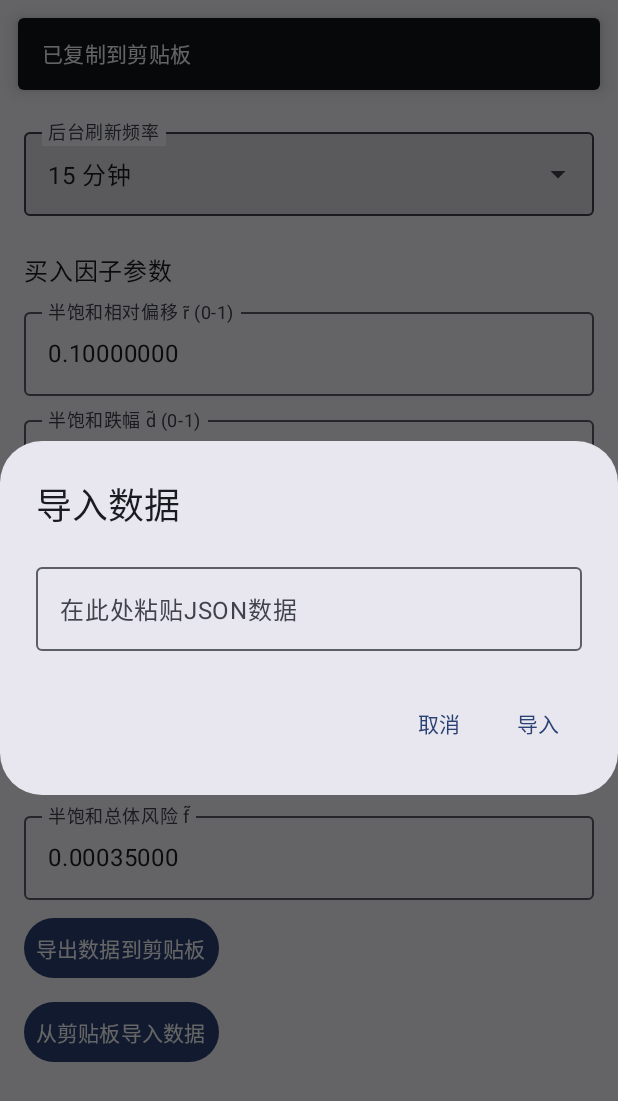
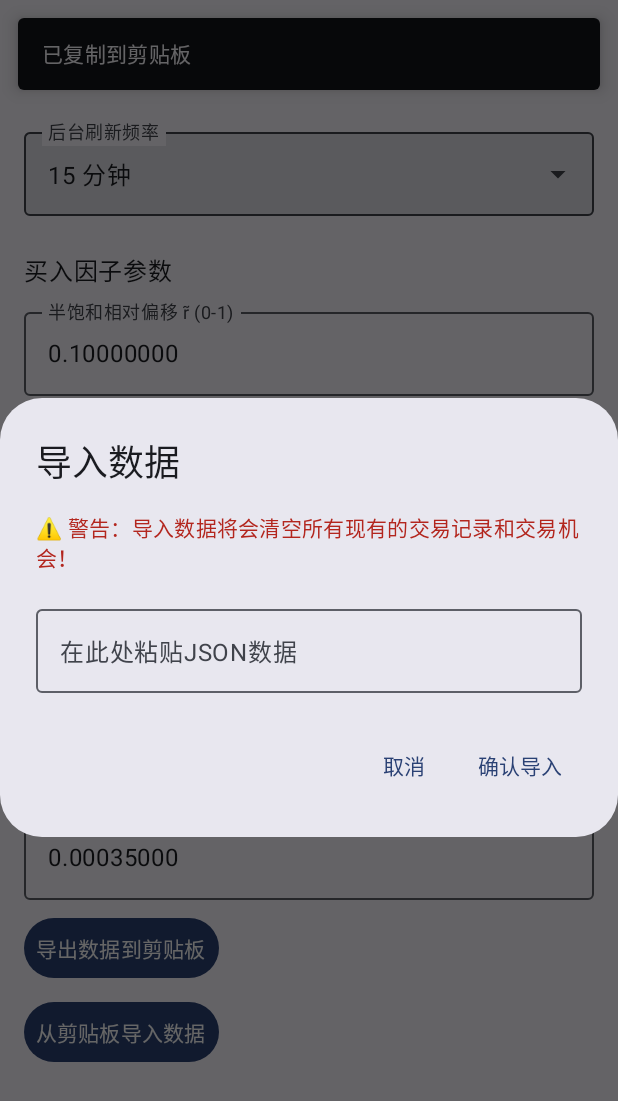
Before and after one commit to supplient/SAAA, an Android app built with Jetpack Compose: the SettingsScreen screen opened through its navigation route, after a tap on "从剪贴板导入数据", on a phone screen of 412 x 824 dp. Shown: the top 1101 px of the screen. Run offline under Robolectric (Android 15) with nearby library versions, the phone set to English and light mode, and no system bars; our stand-ins replace Dagger/Hilt's generated code, Room's generated code; 1 other tap on this screen came first.

Commit message:
feat: 导入数据时清空现有的交易记录和交易机会，并弹出提示警告用户

```diff
--- a/StrategicAssetAllocationAssistant/app/src/main/java/com/example/strategicassetallocationassistant/data/database/dao/TransactionDao.kt
+++ b/StrategicAssetAllocationAssistant/app/src/main/java/com/example/strategicassetallocationassistant/data/database/dao/TransactionDao.kt
@@ -29,4 +29,7 @@ interface TransactionDao {
 
     @Query("DELETE FROM transactions WHERE id = :txId")
     suspend fun deleteById(txId: String)
+
+    @Query("DELETE FROM transactions")
+    suspend fun deleteAllTransactions()
 }
--- a/StrategicAssetAllocationAssistant/app/src/main/java/com/example/strategicassetallocationassistant/data/repository/PortfolioRepository.kt
+++ b/StrategicAssetAllocationAssistant/app/src/main/java/com/example/strategicassetallocationassistant/data/repository/PortfolioRepository.kt
@@ -59,8 +59,13 @@ class PortfolioRepository @Inject constructor(
     suspend fun importDataFromJson(json: String) {
         val backupData = Json.decodeFromString<PortfolioBackup>(json)
         db.withTransaction {
+            // 清空所有数据
             assetDao.deleteAllAssets()
             portfolioDao.deletePortfolio()
+            transactionDao.deleteAllTransactions()
+            tradingOpportunityDao.deleteAll()
+
+            // 导入新数据
             assetDao.insertAssets(backupData.assets)
             portfolioDao.insertPortfolio(backupData.portfolio)
         }
--- a/StrategicAssetAllocationAssistant/app/src/main/java/com/example/strategicassetallocationassistant/ui/settings/SettingsScreen.kt
+++ b/StrategicAssetAllocationAssistant/app/src/main/java/com/example/strategicassetallocationassistant/ui/settings/SettingsScreen.kt
@@ -226,16 +226,23 @@ private fun ImportDialog(
         onDismissRequest = onDismiss,
         title = { Text("导入数据") },
         text = {
+            Column {
+                Text(
+                    text = "⚠️ 警告：导入数据将会清空所有现有的交易记录和交易机会！",
+                    color = androidx.compose.material3.MaterialTheme.colorScheme.error,
+                    modifier = Modifier.padding(bottom = 16.dp)
+                )
                 OutlinedTextField(
                     value = text,
                     onValueChange = { text = it },
                     label = { Text("在此处粘贴JSON数据") },
                     modifier = Modifier.fillMaxWidth()
                 )
+            }
         },
         confirmButton = {
             TextButton(onClick = { onConfirm(text) }) {
-                Text("导入")
+                Text("确认导入")
             }
         },
         dismissButton = {
```
Also changed, not shown: 1 other file. Lines whose indentation alone changed are shown as unchanged.
